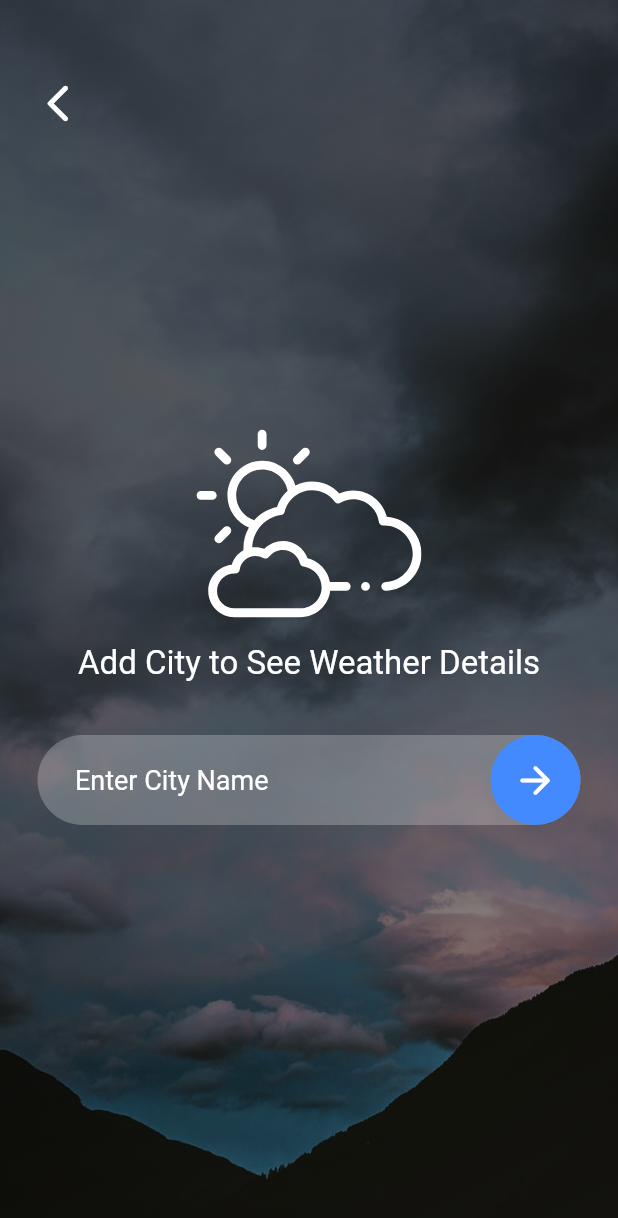
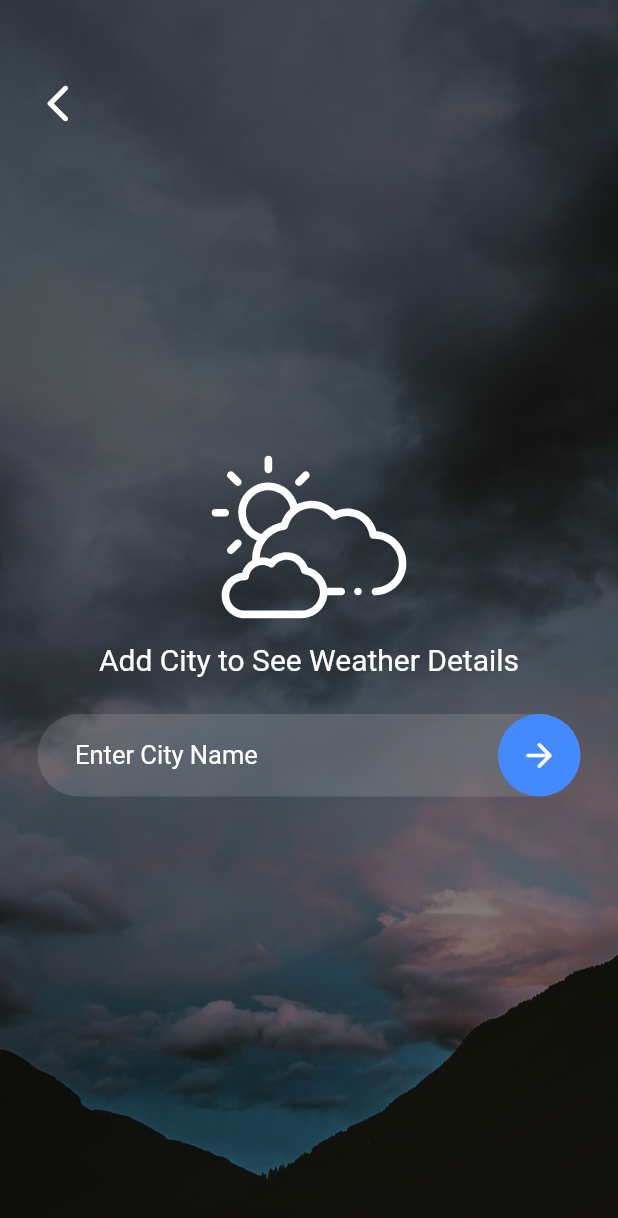
Before and after one commit to Rezuanul-Islam-Fahim/neo_weather, a Flutter app: the screen it shows after launch, after a tap on the "search" icon, on a phone screen of 412 x 824 dp. Shown: the top 1218 px of the screen. Run offline on Flutter 3.47's test engine with Material 2 defaults, Android fonts, the phone set to English and light mode, and no system bars; our stand-ins replace flutter_svg.

Commit message:
Compact code

```diff
--- a/lib/components/homeScreen/headSection.dart
+++ b/lib/components/homeScreen/headSection.dart
@@ -1,7 +1,7 @@
 import 'package:flutter/material.dart';
 import 'package:flutter_svg/flutter_svg.dart';
 
-import '../../screens/searchPage.dart';
+import '../../screens/searchScreen.dart';
 
 class HeadSection extends StatelessWidget {
   @override
--- /dev/null
+++ b/lib/components/homeScreen/progressBar.dart
@@ -0,0 +1,30 @@
+import 'package:flutter/material.dart';
+
+class ProgressBar extends StatelessWidget {
+  const ProgressBar(this.color, this.widthFactor);
+
+  final Color color;
+  final double widthFactor;
+
+  @override
+  Widget build(BuildContext context) {
+    return Container(
+      width: 55,
+      height: 7,
+      decoration: BoxDecoration(
+        color: Colors.white12,
+        borderRadius: BorderRadius.circular(30),
+      ),
+      alignment: Alignment.centerLeft,
+      child: FractionallySizedBox(
+        widthFactor: widthFactor,
+        child: Container(
+          decoration: BoxDecoration(
+            color: color,
+            borderRadius: BorderRadius.circular(30),
+          ),
+        ),
+      ),
+    );
+  }
+}
--- /dev/null
+++ b/lib/components/homeScreen/weatherData.dart
@@ -0,0 +1,41 @@
+import 'package:flutter/material.dart';
+
+import 'progressBar.dart';
+
+class WeatherData extends StatelessWidget {
+  const WeatherData({
+    @required this.title,
+    @required this.value,
+    @required this.sign,
+    @required this.barColor,
+    @required this.barWidthFactor,
+  });
+
+  final String title;
+  final int value;
+  final String sign;
+  final Color barColor;
+  final double barWidthFactor;
+
+  @override
+  Widget build(BuildContext context) {
+    return Column(
+      children: <Widget>[
+        Text(
+          title,
+          style: TextStyle(color: Colors.white, fontSize: 16),
+        ),
+        Text(
+          value.toString(),
+          style: TextStyle(color: Colors.white, fontSize: 25),
+        ),
+        Text(
+          sign,
+          style: TextStyle(color: Colors.white, fontSize: 15),
+        ),
+        SizedBox(height: 8),
+        ProgressBar(barColor, barWidthFactor),
+      ],
+    );
+  }
+}
--- a/lib/components/homeScreen/weatherDetails.dart
+++ b/lib/components/homeScreen/weatherDetails.dart
@@ -1,7 +1,7 @@
 import 'package:flutter/material.dart';
 import 'package:flutter_svg/flutter_svg.dart';
 
-import 'weatherInDepth.dart';
+import 'weatherData.dart';
 
 class WeatherDetails extends StatelessWidget {
   @override
@@ -31,7 +31,32 @@ class WeatherDetails extends StatelessWidget {
         SizedBox(height: 20),
         Divider(color: Colors.white30),
         SizedBox(height: 20),
-        WeatherInDepth(),
+        Row(
+          mainAxisAlignment: MainAxisAlignment.spaceBetween,
+          children: <Widget>[
+            WeatherData(
+              title: 'Wind',
+              value: 10,
+              sign: 'km/h',
+              barColor: Colors.redAccent,
+              barWidthFactor: 0.7,
+            ),
+            WeatherData(
+              title: 'Rain',
+              value: 3,
+              sign: '%',
+              barColor: Colors.blueAccent,
+              barWidthFactor: 0.3,
+            ),
+            WeatherData(
+              title: 'Humidity',
+              value: 8,
+              sign: '%',
+              barColor: Colors.greenAccent,
+              barWidthFactor: 0.5,
+            ),
+          ],
+        ),
       ],
     );
   }
--- a/lib/components/homeScreen/weatherInDepth.dart
+++ /dev/null
@@ -1,95 +0,0 @@
-import 'package:flutter/material.dart';
-
-class WeatherInDepth extends StatelessWidget {
-  @override
-  Widget build(BuildContext context) {
-    return Row(
-      mainAxisAlignment: MainAxisAlignment.spaceBetween,
-      children: <Widget>[
-        Column(
-          children: <Widget>[
-            Text(
-              'Wind',
-              style: TextStyle(color: Colors.white, fontSize: 16),
-            ),
-            Text(
-              '10',
-              style: TextStyle(color: Colors.white, fontSize: 25),
-            ),
-            Text(
-              'km/h',
-              style: TextStyle(color: Colors.white, fontSize: 15),
-            ),
-            SizedBox(height: 8),
-            ProgressBar(Colors.red, 0.6),
-          ],
-        ),
-        Column(
-          children: <Widget>[
-            Text(
-              'Rain',
-              style: TextStyle(color: Colors.white, fontSize: 16),
-            ),
-            Text(
-              '2',
-              style: TextStyle(color: Colors.white, fontSize: 25),
-            ),
-            Text(
-              '%',
-              style: TextStyle(color: Colors.white, fontSize: 15),
-            ),
-            SizedBox(height: 8),
-            ProgressBar(Colors.blueAccent, 0.4),
-          ],
-        ),
-        Column(
-          children: <Widget>[
-            Text(
-              'Humidity',
-              style: TextStyle(color: Colors.white, fontSize: 16),
-            ),
-            Text(
-              '8',
-              style: TextStyle(color: Colors.white, fontSize: 25),
-            ),
-            Text(
-              '%',
-              style: TextStyle(color: Colors.white, fontSize: 15),
-            ),
-            SizedBox(height: 8),
-            ProgressBar(Colors.green, 0.2),
-          ],
-        ),
-      ],
-    );
-  }
-}
-
-class ProgressBar extends StatelessWidget {
-  ProgressBar(this.color, this.widthFactor);
-
-  final Color color;
-  final double widthFactor;
-
-  @override
-  Widget build(BuildContext context) {
-    return Container(
-      width: 55,
-      height: 7,
-      decoration: BoxDecoration(
-        color: Colors.white12,
-        borderRadius: BorderRadius.circular(30),
-      ),
-      alignment: Alignment.centerLeft,
-      child: FractionallySizedBox(
-        widthFactor: widthFactor,
-        child: Container(
-          decoration: BoxDecoration(
-            color: color,
-            borderRadius: BorderRadius.circular(30),
-          ),
-        ),
-      ),
-    );
-  }
-}
--- /dev/null
+++ b/lib/components/searchScreen/searchBox.dart
@@ -0,0 +1,50 @@
+import 'package:flutter/material.dart';
+
+class SearchBox extends StatelessWidget {
+  @override
+  Widget build(BuildContext context) {
+    return Container(
+      height: 55,
+      margin: EdgeInsets.symmetric(horizontal: 25),
+      padding: EdgeInsets.only(left: 25),
+      decoration: BoxDecoration(
+        color: Colors.white12,
+        borderRadius: BorderRadius.circular(30),
+      ),
+      child: Row(
+        children: <Widget>[
+          Expanded(
+            child: TextField(
+              style: TextStyle(color: Colors.white, fontSize: 17),
+              decoration: InputDecoration(
+                hintText: 'Enter City Name',
+                hintStyle: TextStyle(
+                  color: Colors.white,
+                  fontSize: 17,
+                ),
+                border: InputBorder.none,
+              ),
+            ),
+          ),
+          InkWell(
+            splashColor: Colors.blueAccent,
+            onTap: () {},
+            child: Container(
+              width: 55,
+              height: 55,
+              decoration: BoxDecoration(
+                color: Colors.blueAccent,
+                borderRadius: BorderRadius.circular(30),
+              ),
+              child: Icon(
+                Icons.arrow_forward_rounded,
+                size: 26,
+                color: Colors.white,
+              ),
+            ),
+          ),
+        ],
+      ),
+    );
+  }
+}
--- a/lib/main.dart
+++ b/lib/main.dart
@@ -2,9 +2,9 @@ import 'package:flutter/material.dart';
 
 import './screens/homeScreen.dart';
 
-void main() => runApp(MyApp());
+void main() => runApp(NeoWeather());
 
-class MyApp extends StatelessWidget {
+class NeoWeather extends StatelessWidget {
   @override
   Widget build(BuildContext context) {
     return MaterialApp(
--- a/lib/screens/searchPage.dart
+++ /dev/null
@@ -1,108 +0,0 @@
-import 'package:flutter/material.dart';
-import 'package:flutter_svg/svg.dart';
-
-class SearchPage extends StatelessWidget {
-  @override
-  Widget build(BuildContext context) {
-    return Scaffold(
-      body: Stack(
-        children: <Widget>[
-          Container(
-            width: double.infinity,
-            height: double.infinity,
-            child: Image.asset(
-              'assets/images/cloudy.jpeg',
-              fit: BoxFit.cover,
-            ),
-          ),
-          Container(
-            width: double.infinity,
-            height: double.infinity,
-            decoration: BoxDecoration(
-              gradient: LinearGradient(
-                begin: Alignment.topLeft,
-                end: Alignment.bottomRight,
-                colors: <Color>[
-                  Colors.black54,
-                  Colors.black54,
-                  Colors.black45,
-                  Colors.black12,
-                ],
-                stops: [0.1, 0.3, 0.7, 1],
-              ),
-            ),
-          ),
-          Column(
-            mainAxisAlignment: MainAxisAlignment.center,
-            children: <Widget>[
-              SvgPicture.asset(
-                'assets/icons/cloudy.svg',
-                color: Colors.white,
-                width: 150,
-              ),
-              SizedBox(height: 5),
-              Text(
-                'Add City to See Weather Details',
-                style: TextStyle(color: Colors.white, fontSize: 22),
-              ),
-              SizedBox(height: 35),
-              Container(
-                width: double.infinity,
-                height: 60,
-                margin: EdgeInsets.symmetric(horizontal: 25),
-                padding: EdgeInsets.only(left: 25),
-                decoration: BoxDecoration(
-                  color: Colors.white24,
-                  borderRadius: BorderRadius.circular(30),
-                ),
-                child: Row(
-                  children: <Widget>[
-                    Expanded(
-                      child: TextField(
-                        style: TextStyle(color: Colors.white, fontSize: 18),
-                        decoration: InputDecoration(
-                          hintText: 'Enter City Name',
-                          hintStyle: TextStyle(
-                            color: Colors.white,
-                            fontSize: 18,
-                          ),
-                          border: InputBorder.none,
-                        ),
-                      ),
-                    ),
-                    InkWell(
-                      splashColor: Colors.blueAccent,
-                      onTap: () {},
-                      child: Container(
-                        width: 60,
-                        height: 60,
-                        decoration: BoxDecoration(
-                          color: Colors.blueAccent,
-                          borderRadius: BorderRadius.circular(30),
-                        ),
-                        child: Icon(
-                          Icons.arrow_forward_rounded,
-                          size: 30,
-                          color: Colors.white,
-                        ),
-                      ),
-                    ),
-                  ],
-                ),
-              ),
-            ],
-          ),
-          Padding(
-            padding: EdgeInsets.only(top: 45, left: 15),
-            child: IconButton(
-              icon: Icon(Icons.arrow_back_ios_rounded),
-              iconSize: 30,
-              color: Colors.white,
-              onPressed: () => Navigator.of(context).pop(),
-            ),
-          ),
-        ],
-      ),
-    );
-  }
-}
--- /dev/null
+++ b/lib/screens/searchScreen.dart
@@ -0,0 +1,67 @@
+import 'package:flutter/material.dart';
+import 'package:flutter_svg/svg.dart';
+
+import '../components/searchScreen/searchBox.dart';
+
+class SearchPage extends StatelessWidget {
+  @override
+  Widget build(BuildContext context) {
+    return Scaffold(
+      body: Stack(
+        children: <Widget>[
+          Container(
+            width: double.infinity,
+            height: double.infinity,
+            child: Image.asset(
+              'assets/images/cloudy.jpeg',
+              fit: BoxFit.cover,
+            ),
+          ),
+          Container(
+            width: double.infinity,
+            height: double.infinity,
+            decoration: BoxDecoration(
+              gradient: LinearGradient(
+                begin: Alignment.topLeft,
+                end: Alignment.bottomRight,
+                colors: <Color>[
+                  Colors.black54,
+                  Colors.black54,
+                  Colors.black45,
+                  Colors.black12,
+                ],
+                stops: [0.1, 0.3, 0.7, 1],
+              ),
+            ),
+          ),
+          Column(
+            mainAxisAlignment: MainAxisAlignment.center,
+            children: <Widget>[
+              SvgPicture.asset(
+                'assets/icons/cloudy.svg',
+                color: Colors.white,
+                width: 130,
+              ),
+              SizedBox(height: 5),
+              Text(
+                'Add City to See Weather Details',
+                style: TextStyle(color: Colors.white, fontSize: 20),
+              ),
+              SizedBox(height: 25),
+              SearchBox(),
+            ],
+          ),
+          Padding(
+            padding: EdgeInsets.only(top: 45, left: 15),
+            child: IconButton(
+              icon: Icon(Icons.arrow_back_ios_rounded),
+              iconSize: 30,
+              color: Colors.white,
+              onPressed: () => Navigator.of(context).pop(),
+            ),
+          ),
+        ],
+      ),
+    );
+  }
+}
```
Also changed, not shown: 1 other file.
